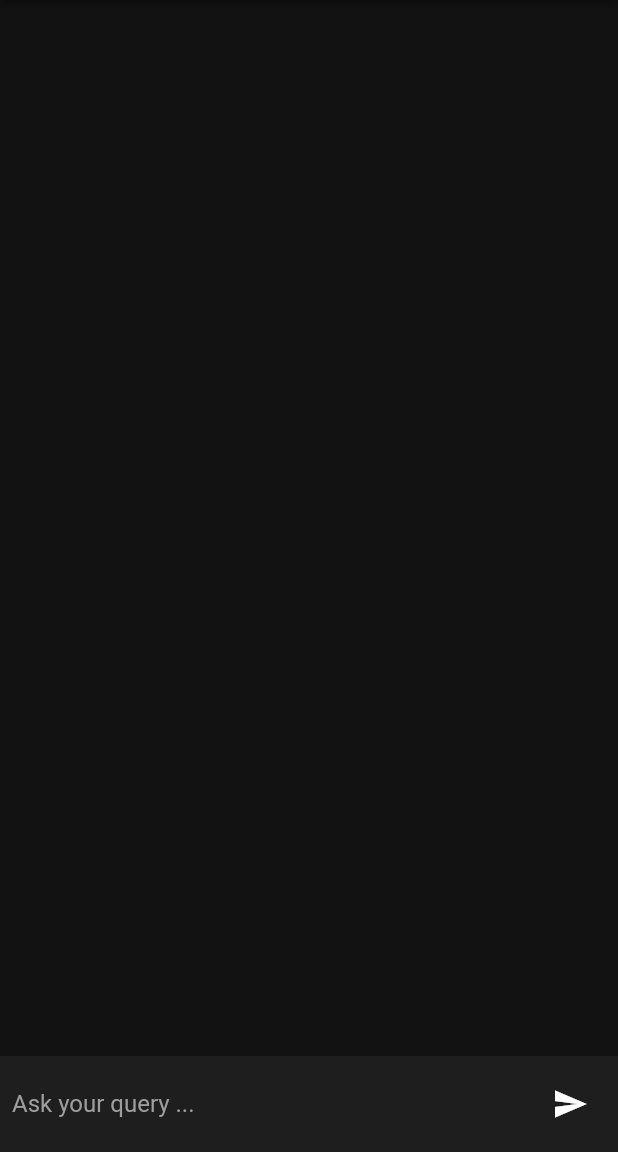
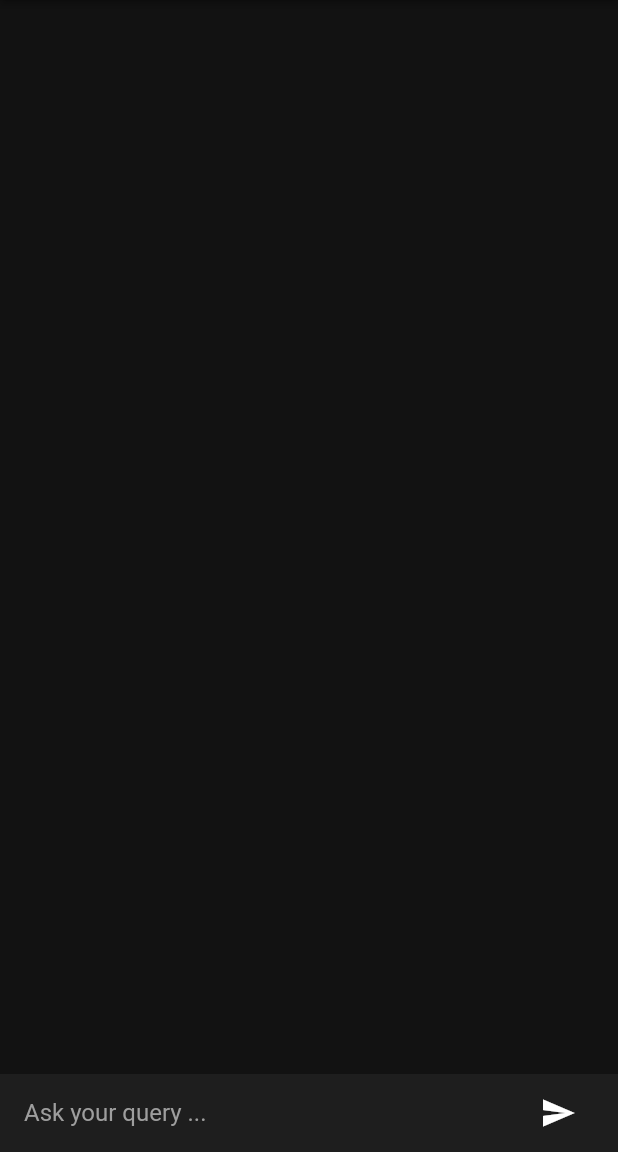
Before and after one commit to UsmanAsad87/ChatGPT_Flutter_App, a Flutter app: the screen it shows after launch, on a phone screen of 412 x 824 dp, the part 84-1236 px from its top. Run offline on Flutter 3.47's test engine with Material 2 defaults, Android fonts, the phone set to English and light mode, and no system bars; our stand-ins replace animated_text_kit, flutter_spinkit.

Commit message:
First Release

```diff
--- a/lib/constants/api_const.dart
+++ b/lib/constants/api_const.dart
@@ -1,2 +1,2 @@
 String baseUrl='https://api.openai.com/v1';
-String YOUR_API_KEY=/*'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';*/'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';
+String YOUR_API_KEY='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';
--- a/lib/screens/chat_screen.dart
+++ b/lib/screens/chat_screen.dart
@@ -103,7 +103,7 @@ class _ChatScreenState extends State<ChatScreen> {
               Material(
                 color: cardColor,
                 child: Padding(
-                  padding: const EdgeInsets.all(8.0),
+                  padding: const EdgeInsets.symmetric(vertical: 2.0,horizontal: 16),
                   child: Row(
                     children: [
                       Expanded(
```
